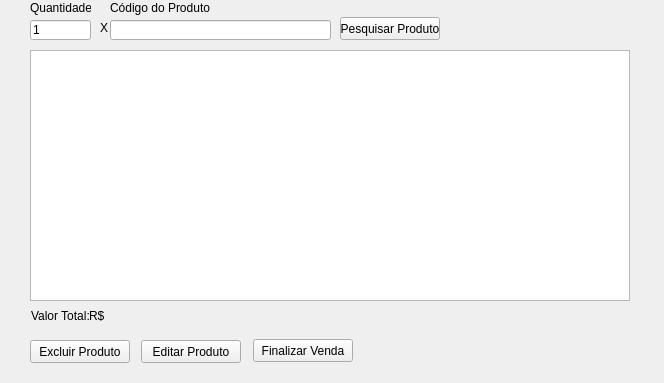
Old version of the form ControlEstoque/mw_novavenda.ui in the repository josewmarinho/controlEstoque.
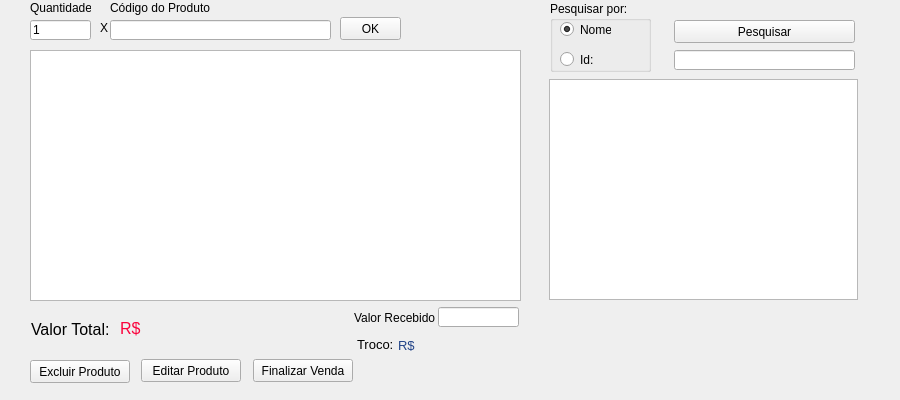
New version of the form.

What changed in the file:
```diff
--- a/ControlEstoque/mw_novavenda.ui
+++ b/ControlEstoque/mw_novavenda.ui
@@ -6,8 +6,8 @@
    <rect>
     <x>0</x>
     <y>0</y>
-    <width>664</width>
-    <height>383</height>
+    <width>900</width>
+    <height>400</height>
    </rect>
   </property>
   <property name="windowTitle">
@@ -41,7 +41,7 @@
     <rect>
      <x>30</x>
      <y>50</y>
-     <width>600</width>
+     <width>491</width>
      <height>251</height>
     </rect>
    </property>
@@ -89,11 +89,19 @@
    <property name="geometry">
     <rect>
      <x>31</x>
-     <y>308</y>
-     <width>61</width>
-     <height>16</height>
+     <y>319</y>
+     <width>81</width>
+     <height>21</height>
     </rect>
    </property>
+   <property name="font">
+    <font>
+     <pointsize>12</pointsize>
+    </font>
+   </property>
+   <property name="styleSheet">
+    <string notr="true"/>
+   </property>
    <property name="text">
     <string>Valor Total:</string>
    </property>
@@ -101,12 +109,20 @@
   <widget class="QLabel" name="lb_totalvenda">
    <property name="geometry">
     <rect>
-     <x>89</x>
-     <y>308</y>
+     <x>120</x>
+     <y>320</y>
      <width>61</width>
      <height>16</height>
     </rect>
    </property>
+   <property name="font">
+    <font>
+     <pointsize>12</pointsize>
+    </font>
+   </property>
+   <property name="styleSheet">
+    <string notr="true">color:#FA023C;</string>
+   </property>
    <property name="text">
     <string>R$</string>
    </property>
@@ -115,7 +131,7 @@
    <property name="geometry">
     <rect>
      <x>30</x>
-     <y>340</y>
+     <y>360</y>
      <width>100</width>
      <height>23</height>
     </rect>
@@ -131,7 +147,7 @@
    <property name="geometry">
     <rect>
      <x>141</x>
-     <y>340</y>
+     <y>359</y>
      <width>100</width>
      <height>23</height>
     </rect>
@@ -147,7 +163,7 @@
    <property name="geometry">
     <rect>
      <x>253</x>
-     <y>339</y>
+     <y>359</y>
      <width>100</width>
      <height>23</height>
     </rect>
@@ -164,17 +180,157 @@
     <rect>
      <x>340</x>
      <y>17</y>
-     <width>100</width>
+     <width>61</width>
      <height>23</height>
     </rect>
    </property>
    <property name="text">
-    <string>Pesquisar Produto</string>
+    <string>OK</string>
    </property>
    <property name="autoDefault">
     <bool>false</bool>
    </property>
   </widget>
+  <widget class="QLineEdit" name="txt_nomebusca">
+   <property name="geometry">
+    <rect>
+     <x>674</x>
+     <y>50</y>
+     <width>181</width>
+     <height>20</height>
+    </rect>
+   </property>
+  </widget>
+  <widget class="QPushButton" name="btn_pesquisar">
+   <property name="geometry">
+    <rect>
+     <x>674</x>
+     <y>20</y>
+     <width>181</width>
+     <height>23</height>
+    </rect>
+   </property>
+   <property name="text">
+    <string>Pesquisar</string>
+   </property>
+   <property name="autoDefault">
+    <bool>false</bool>
+   </property>
+  </widget>
+  <widget class="QTableWidget" name="tw_listapesquisar">
+   <property name="geometry">
+    <rect>
+     <x>549</x>
+     <y>79</y>
+     <width>309</width>
+     <height>221</height>
+    </rect>
+   </property>
+  </widget>
+  <widget class="QGroupBox" name="groupBox">
+   <property name="geometry">
+    <rect>
+     <x>550</x>
+     <y>1</y>
+     <width>101</width>
+     <height>71</height>
+    </rect>
+   </property>
+   <property name="title">
+    <string>Pesquisar por:</string>
+   </property>
+   <widget class="QRadioButton" name="rb_nomebusca">
+    <property name="geometry">
+     <rect>
+      <x>10</x>
+      <y>20</y>
+      <width>51</width>
+      <height>17</height>
+     </rect>
+    </property>
+    <property name="text">
+     <string>Nome</string>
+    </property>
+    <property name="checked">
+     <bool>true</bool>
+    </property>
+   </widget>
+   <widget class="QRadioButton" name="rb_idbusca">
+    <property name="geometry">
+     <rect>
+      <x>10</x>
+      <y>50</y>
+      <width>82</width>
+      <height>17</height>
+     </rect>
+    </property>
+    <property name="text">
+     <string>Id:</string>
+    </property>
+   </widget>
+  </widget>
+  <widget class="QLabel" name="label_5">
+   <property name="geometry">
+    <rect>
+     <x>354</x>
+     <y>308</y>
+     <width>81</width>
+     <height>20</height>
+    </rect>
+   </property>
+   <property name="text">
+    <string>Valor Recebido:</string>
+   </property>
+  </widget>
+  <widget class="QLabel" name="label_6">
+   <property name="geometry">
+    <rect>
+     <x>357</x>
+     <y>338</y>
+     <width>47</width>
+     <height>13</height>
+    </rect>
+   </property>
+   <property name="font">
+    <font>
+     <pointsize>10</pointsize>
+    </font>
+   </property>
+   <property name="text">
+    <string>Troco:</string>
+   </property>
+  </widget>
+  <widget class="QLineEdit" name="txt_valorrecebido">
+   <property name="geometry">
+    <rect>
+     <x>438</x>
+     <y>307</y>
+     <width>81</width>
+     <height>20</height>
+    </rect>
+   </property>
+  </widget>
+  <widget class="QLabel" name="lb_troco">
+   <property name="geometry">
+    <rect>
+     <x>398</x>
+     <y>337</y>
+     <width>61</width>
+     <height>16</height>
+    </rect>
+   </property>
+   <property name="font">
+    <font>
+     <pointsize>10</pointsize>
+    </font>
+   </property>
+   <property name="styleSheet">
+    <string notr="true">color:#248;</string>
+   </property>
+   <property name="text">
+    <string>R$</string>
+   </property>
+  </widget>
  </widget>
  <resources/>
  <connections/>
```
